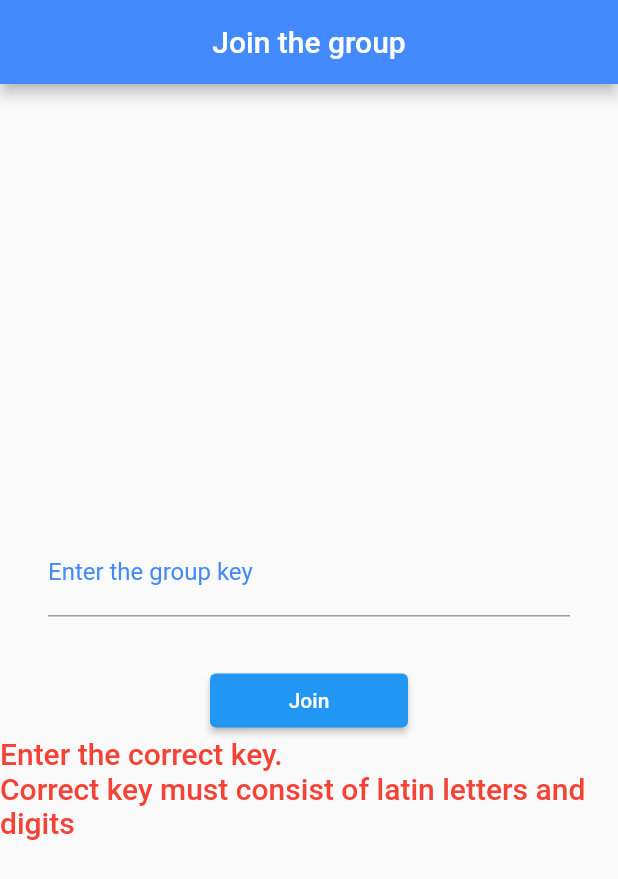
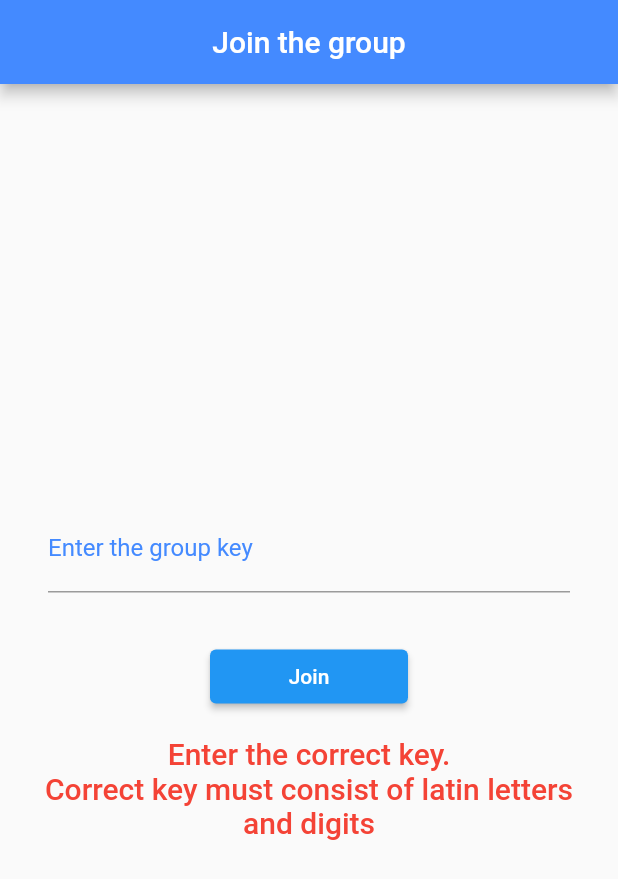
Before and after one commit to arsepav/Back4appProject, a Flutter app: the screen it shows after launch, after a tap on "Join", on a phone screen of 412 x 824 dp. Shown: the top 879 px of the screen. Run offline on Flutter 3.47's test engine with Material 2 defaults, Android fonts, the phone set to English and light mode, and no system bars; our stand-ins replace parse_server_sdk_flutter.

Commit message:
Fixed text alignment

```diff
--- a/lib/signinscreen.dart
+++ b/lib/signinscreen.dart
@@ -63,13 +63,18 @@ class _SignInState extends State<SignIn> {
               );
             }),
             keyError != 0
-                ? const Text(
-                    "Enter the correct key.\nCorrect key must consist of latin letters and digits",
-                    style: TextStyle(
+                ? Padding(
+                  padding: const EdgeInsets.all(16.0),
+                  child: const Text(
+                      "Enter the correct key.\nCorrect key must consist of latin letters and digits",
+                      textAlign: TextAlign.center,
+                      style: TextStyle(
                         fontSize: 20,
                         color: Colors.red,
-                        fontWeight: FontWeight.w500),
-                  )
+                        fontWeight: FontWeight.w500,
+                      ),
+                    ),
+                )
                 : Container(),
           ],
         ),
```
